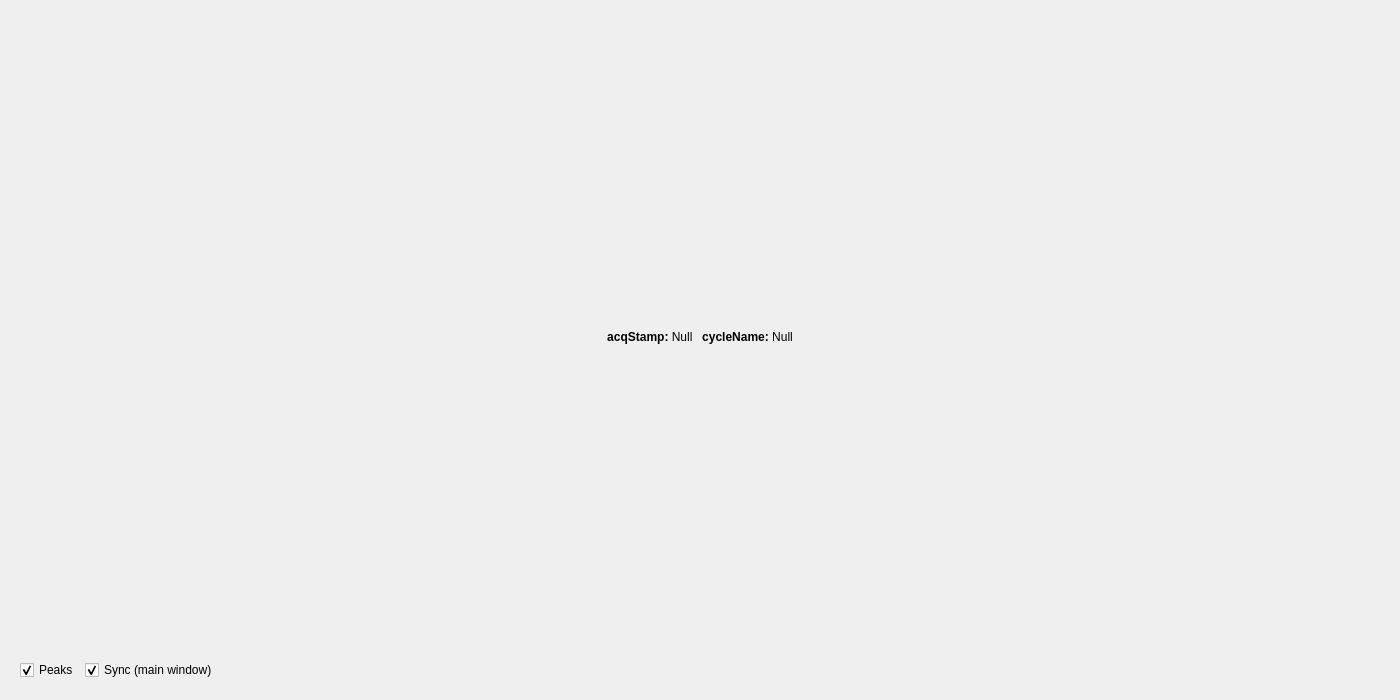
This is diamond_blm_expert_gui/fullscreen_rawbuf0_fft.ui in jfpatrick/diamond-blm-expert-gui as Qt 5 draws it before an edit. The edited form follows.
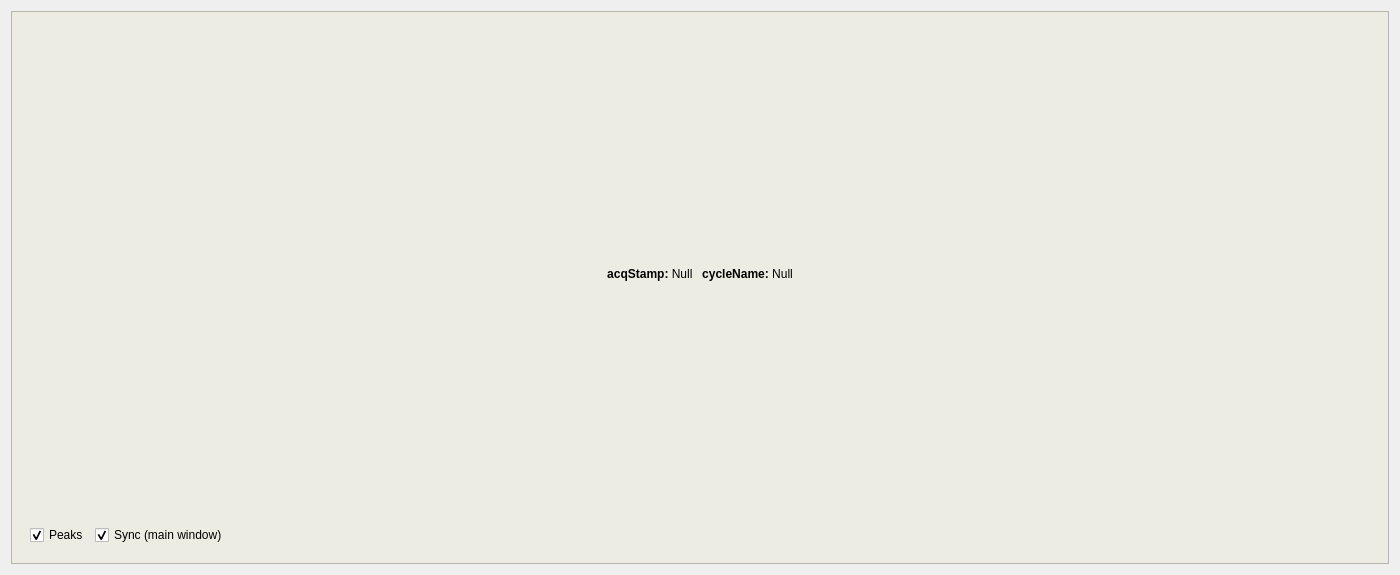
This is the edited form. Custom widgets are drawn as their Qt base class.

Patch:
```diff
--- a/diamond_blm_expert_gui/fullscreen_rawbuf0_fft.ui
+++ b/diamond_blm_expert_gui/fullscreen_rawbuf0_fft.ui
@@ -7,7 +7,7 @@
     <x>0</x>
     <y>0</y>
     <width>1400</width>
-    <height>700</height>
+    <height>575</height>
    </rect>
   </property>
   <property name="minimumSize">
@@ -21,6 +21,20 @@
   </property>
   <layout class="QVBoxLayout" name="verticalLayout">
    <item>
+    <widget class="QFrame" name="frame">
+     <property name="styleSheet">
+      <string notr="true">QFrame{
+	background-color: rgb(236, 236, 226);
+}</string>
+     </property>
+     <property name="frameShape">
+      <enum>QFrame::StyledPanel</enum>
+     </property>
+     <property name="frameShadow">
+      <enum>QFrame::Raised</enum>
+     </property>
+     <layout class="QVBoxLayout" name="verticalLayout_2">
+      <item>
     <widget class="CContextFrame" name="CContextFrame_CaptureTab_rawBuf0_FFT">
      <layout class="QVBoxLayout" name="verticalLayout_Capture_FFT">
       <item>
@@ -130,6 +144,9 @@
       <number>0</number>
      </property>
     </layout>
+      </item>
+     </layout>
+    </widget>
    </item>
   </layout>
  </widget>
```
Lines whose indentation alone changed are shown as unchanged.
